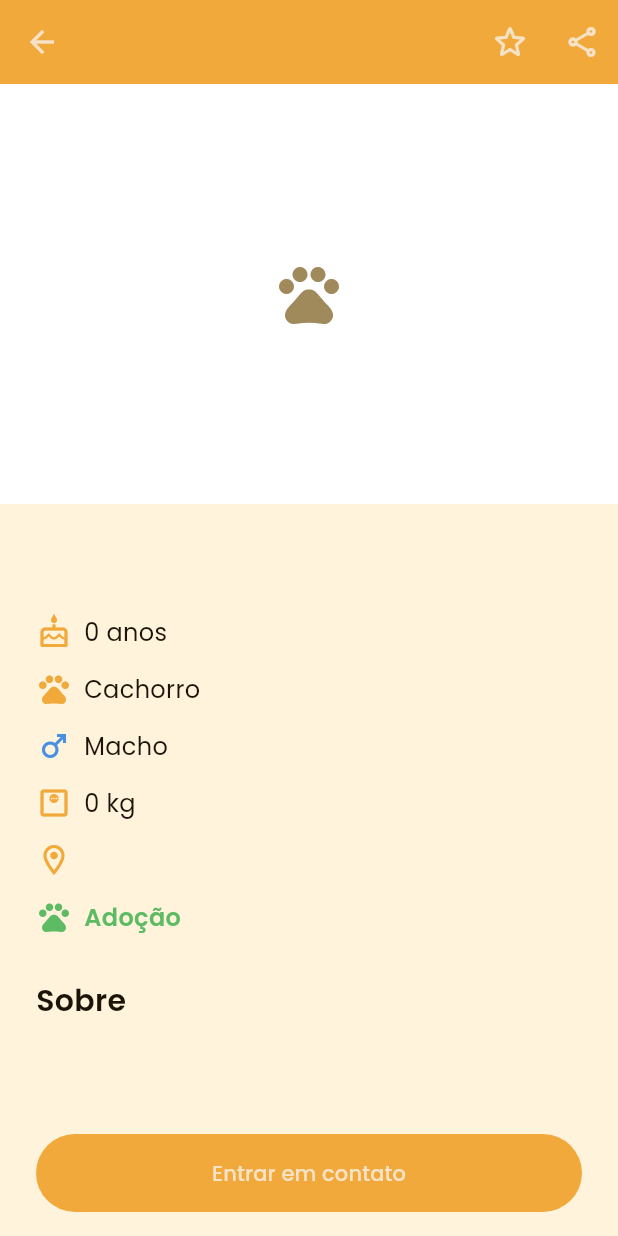
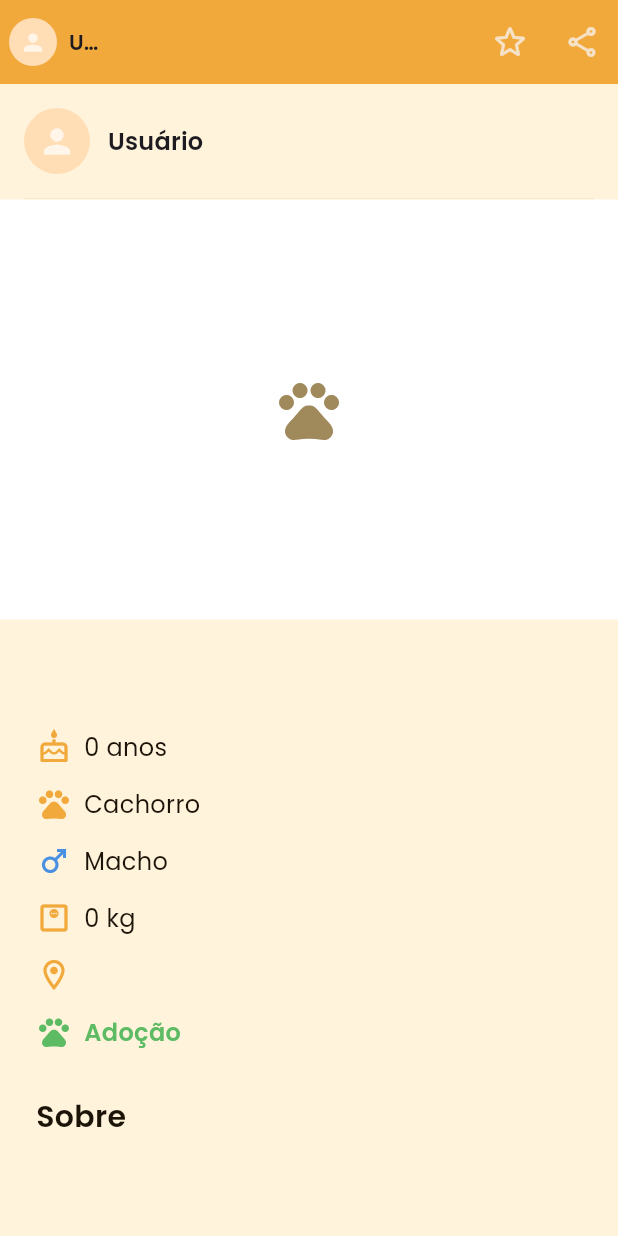
Before and after one commit to PietroRodrigues/Appets, a Flutter app: the PetDetailsScreen screen opened directly with empty values, after a tap on the "star border" icon, on a phone screen of 412 x 824 dp. Run offline on Flutter 3.47's test engine with Material 3 defaults, Android fonts, the light colour scheme and no system bars; our stand-ins replace cached_network_image, cloud_firestore, connectivity_plus, firebase_auth, firebase_core, firebase_storage and 6 more; accounts and stored records are empty.

Commit message:
feat: exibir avatar e nome do dono na tela de detalhes do pet
- Adiciona campos ownerName e ownerPhotoUrl ao modelo Pet
- Tela de detalhes busca o documento do usuário via FirestoreService.getUser()
- Exibe avatar circular e nome do dono acima da galeria de fotos
- Exibe avatar e nome do dono na barra superior (AppBar)
- Avatar mostra ícone de pessoa quando não há foto
- Atualiza firestore.rules para permitir leitura de users/{uid} por qualquer usuário autenticado

Testes: 631/631 verdes. Analyze limpo.

```diff
--- a/lib/models/model_pet.dart
+++ b/lib/models/model_pet.dart
@@ -24,6 +24,8 @@ class Pet {
     required this.images,
     this.ownerPhone = '',
     this.ownerAddress = '',
+    this.ownerName,
+    this.ownerPhotoUrl,
     this.description,
     this.ageUnit = AppPetAgeUnit.years,
     this.publicationType = AppPetPublicationType.adoption,
@@ -58,6 +60,12 @@ class Pet {
   /// Endereço do dono, "carimbo" copiado da conta no momento
   /// da publicação.
   final String ownerAddress;
+
+  /// Nome do dono, buscado no documento do usuário no momento da exibição.
+  final String? ownerName;
+
+  /// URL da foto de perfil do dono, buscada no documento do usuário.
+  final String? ownerPhotoUrl;
 
   final List<String> images;
 
@@ -154,6 +162,8 @@ class Pet {
       address: data['address'] as String? ?? data['city'] as String? ?? '',
       ownerPhone: data['ownerPhone'] as String? ?? '',
       ownerAddress: data['ownerAddress'] as String? ?? '',
+      ownerName: data['ownerName'] as String?,
+      ownerPhotoUrl: data['ownerPhotoUrl'] as String?,
       description: data['description'] as String?,
       publicationType: publicationTypeFromStored(data['publicationType']),
       species: speciesFromStored(data['species']),
--- a/lib/screens/screen_pet_details.dart
+++ b/lib/screens/screen_pet_details.dart
@@ -3,6 +3,7 @@ import 'package:appets/core/constants/constants_strings_shared.dart';
 import 'package:appets/core/extensions/extension_pet_display.dart';
 import 'package:appets/core/services/auth_service.dart';
 import 'package:appets/core/services/favorites_service.dart';
+import 'package:appets/core/services/firestore_service.dart';
 import 'package:appets/core/theme/app_colors.dart';
 import 'package:appets/core/utils/offline_guard.dart';
 import 'package:appets/models/model_pet.dart';
@@ -27,13 +28,17 @@ class PetDetailsScreen extends StatefulWidget {
 }
 
 class _PetDetailsScreenState extends State<PetDetailsScreen> {
-  // Estado de favorito derivado da fonte global de favoritos.
   bool get _isFavorited => FavoritesService.instance.isFavorite(widget.pet.id);
+
+  String? _ownerName;
+  String? _ownerPhotoUrl;
+  bool _isLoadingOwner = true;
 
   @override
   void initState() {
     super.initState();
     FavoritesService.instance.favoriteIds.addListener(_onFavoritesChanged);
+    _loadOwnerData();
   }
 
   @override
@@ -46,16 +51,31 @@ class _PetDetailsScreenState extends State<PetDetailsScreen> {
     if (mounted) setState(() {});
   }
 
-  // Alterna o estado de favorito do pet, persistindo no Firestore
-  // por meio do serviço global.
+  Future<void> _loadOwnerData() async {
+    if (widget.pet.ownerId.isEmpty) {
+      setState(() => _isLoadingOwner = false);
+      return;
+    }
+
+    try {
+      final user = await FirestoreService.instance.getUser(widget.pet.ownerId);
+      if (mounted) {
+        setState(() {
+          _ownerName = user?.name;
+          _ownerPhotoUrl = user?.photoUrl;
+          _isLoadingOwner = false;
+        });
+      }
+    } catch (_) {
+      if (mounted) setState(() => _isLoadingOwner = false);
+    }
+  }
+
   Future<void> _toggleFavorite() async {
     final authUser = AuthService.instance.currentUser;
     if (authUser == null || widget.pet.id.isEmpty) return;
 
-    // Sem rede não há como salvar o favorito: avisa e aborta.
-    if (!await ensureOnline(context)) {
-      return;
-    }
+    if (!await ensureOnline(context)) return;
 
     final service = FavoritesService.instance;
     final wasFavorited = _isFavorited;
@@ -69,8 +89,6 @@ class _PetDetailsScreenState extends State<PetDetailsScreen> {
     }
   }
 
-  // Abre o share sheet com o texto do pet. Em falha (ex.: sem apps de
-  // compartilhamento), mostra um diálogo de erro.
   Future<void> _sharePet() async {
     try {
       await SharePlus.instance.share(
@@ -87,21 +105,83 @@ class _PetDetailsScreenState extends State<PetDetailsScreen> {
     }
   }
 
-  // Constrói a tela de detalhes com galeria, informações e ações.
+  Widget _buildOwnerHeader(BuildContext context) {
+    if (_isLoadingOwner) return const SizedBox.shrink();
+
+    return Padding(
+      padding: const EdgeInsets.fromLTRB(16, 16, 16, 8),
+      child: Row(
+        crossAxisAlignment: CrossAxisAlignment.center,
+        children: [
+          CircleAvatar(
+            radius: 22,
+            backgroundImage: _ownerPhotoUrl != null &&
+                    _ownerPhotoUrl!.isNotEmpty
+                ? NetworkImage(_ownerPhotoUrl!)
+                : null,
+            child: _ownerPhotoUrl == null ||
+                    _ownerPhotoUrl!.isEmpty
+                ? const Icon(Icons.person, size: 26, color: Colors.white70)
+                : null,
+          ),
+          const SizedBox(width: 12),
+          Expanded(
+            child: Text(
+              _ownerName ?? 'Usuário',
+              style: Theme.of(context).textTheme.titleMedium?.copyWith(
+                    fontWeight: FontWeight.w600,
+                  ),
+              overflow: TextOverflow.ellipsis,
+              maxLines: 1,
+            ),
+          ),
+        ],
+      ),
+    );
+  }
+
   @override
   Widget build(BuildContext context) {
     return Scaffold(
       backgroundColor: context.appColors.background,
-
       appBar: AppBar(
         backgroundColor: context.appColors.primary,
-
         foregroundColor: context.appColors.onPrimary,
-
         elevation: 0,
-
-        title: Text(widget.pet.name),
-
+        leadingWidth: 70,
+        leading: _isLoadingOwner
+            ? const SizedBox(width: 44)
+            : Padding(
+                padding: const EdgeInsets.only(left: 6),
+                child: Row(
+                  mainAxisSize: MainAxisSize.min,
+                  children: [
+                    CircleAvatar(
+                      radius: 16,
+                      backgroundImage: _ownerPhotoUrl != null &&
+                              _ownerPhotoUrl!.isNotEmpty
+                          ? NetworkImage(_ownerPhotoUrl!)
+                          : null,
+                      child: _ownerPhotoUrl == null ||
+                              _ownerPhotoUrl!.isEmpty
+                          ? const Icon(Icons.person, size: 18,
+                              color: Colors.white70)
+                          : null,
+                    ),
+                    const SizedBox(width: 8),
+                    Expanded(
+                      child: Text(
+                        _ownerName ?? 'Usuário',
+                        style: Theme.of(context).textTheme.titleSmall?.copyWith(
+                              fontWeight: FontWeight.w600,
+                            ),
+                        overflow: TextOverflow.ellipsis,
+                        maxLines: 1,
+                      ),
+                    ),
+                  ],
+                ),
+              ),
         actions: [
           IconButton(
             onPressed: _toggleFavorite,
@@ -125,15 +205,21 @@ class _PetDetailsScreenState extends State<PetDetailsScreen> {
           ),
         ],
       ),
-
       body: SafeArea(
         child: SingleChildScrollView(
           padding: const EdgeInsets.only(bottom: 24),
           child: Column(
             crossAxisAlignment: CrossAxisAlignment.start,
-
             children: [
-              // ÁREA DAS FOTOS
+              _buildOwnerHeader(context),
+              const SizedBox(height: 8),
+              if (!_isLoadingOwner)
+                Divider(
+                  height: 1,
+                  color: context.appColors.divider.withValues(alpha: 0.3),
+                  indent: 16,
+                  endIndent: 16,
+                ),
               GestureDetector(
                 onTap: () {
                   if (widget.pet.images.isEmpty) return;
@@ -141,14 +227,11 @@ class _PetDetailsScreenState extends State<PetDetailsScreen> {
                     context: context,
                     builder: (_) => WGPetFullScreenGallery(
                       images: widget.pet.images,
-                      initialIndex: 0,
                     ),
                   );
                 },
                 child: WGPetGallery(images: widget.pet.images),
               ),
-
-              // INFORMAÇÕES DO PET
               WGPetDetailsInfo(pet: widget.pet),
             ],
           ),
--- a/lib/widgets/pet/widget_pet_full_screen_gallery.dart
+++ b/lib/widgets/pet/widget_pet_full_screen_gallery.dart
@@ -22,7 +22,7 @@ class WGPetFullScreenGallery extends StatefulWidget {
   const WGPetFullScreenGallery({
     super.key,
     required this.images,
-    required this.initialIndex,
+    this.initialIndex = 0,
     this.onClose,
   });
 
```
Also changed, not shown: 1 other file.
